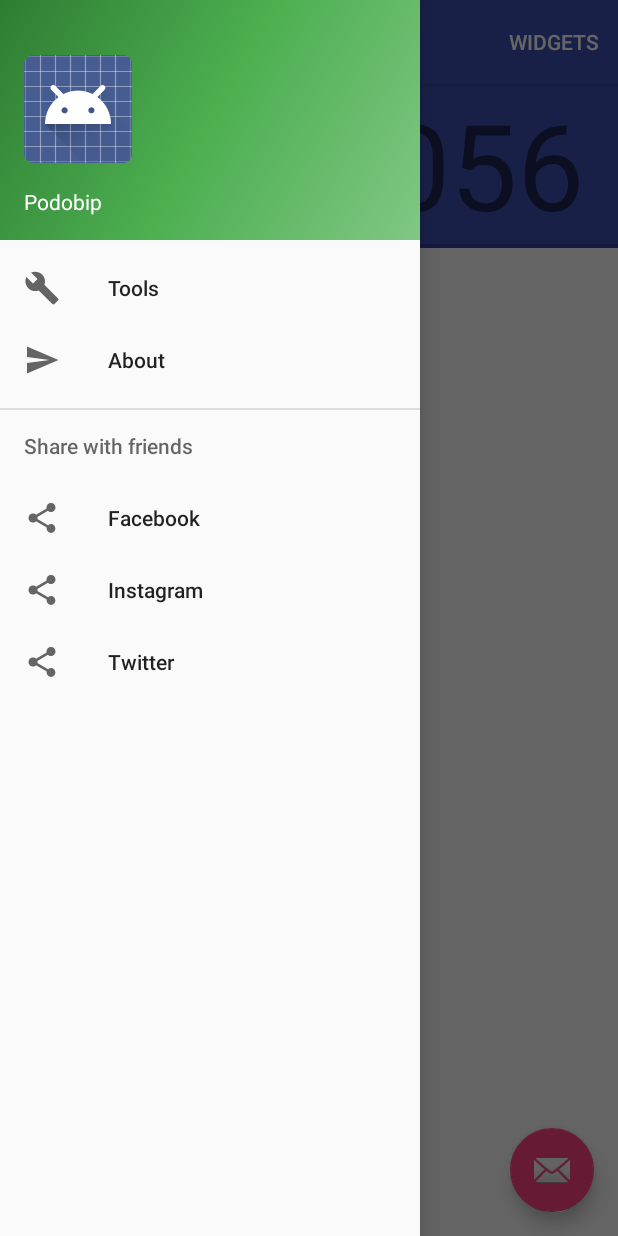
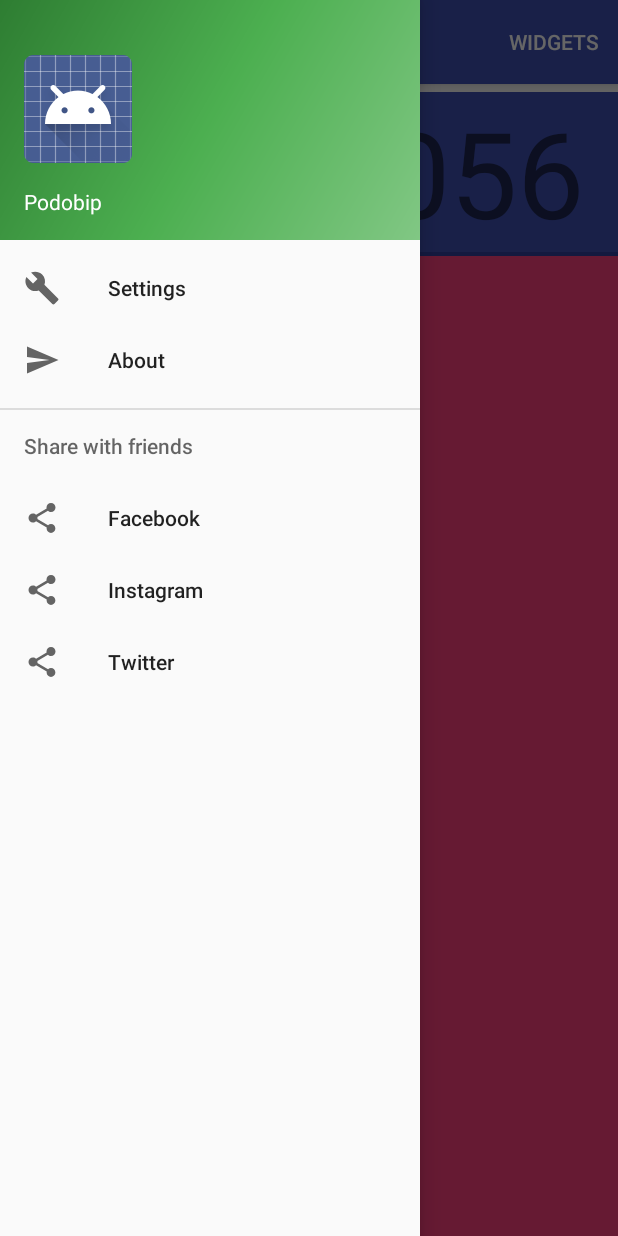
Before and after one commit to KilosaMagali/Podobip, an Android app: the screen it shows after launch (ViewController), with the side drawer open, on a phone screen of 412 x 824 dp. Run offline under Robolectric (Android 15) with nearby library versions, the phone set to English and light mode, and no system bars.

Commit message:
Main screen basic stuffs

```diff
--- a/app/src/main/res/layout/app_bar_main.xml
+++ b/app/src/main/res/layout/app_bar_main.xml
@@ -23,12 +23,5 @@
 
     <include layout="@layout/content_main" />
 
-    <android.support.design.widget.FloatingActionButton
-        android:id="@+id/fab"
-        android:layout_width="wrap_content"
-        android:layout_height="wrap_content"
-        android:layout_gravity="bottom|end"
-        android:layout_margin="@dimen/fab_margin"
-        android:src="@android:drawable/ic_dialog_email" />
 
 </android.support.design.widget.CoordinatorLayout>
--- a/app/src/main/res/layout/content_main.xml
+++ b/app/src/main/res/layout/content_main.xml
@@ -12,6 +12,7 @@
         android:id="@+id/topContainer"
         android:layout_width="match_parent"
         android:layout_height="wrap_content"
+        android:layout_marginTop="5dp"
         android:background="@color/colorPrimaryDark"
         android:orientation="horizontal">
         <LinearLayout
@@ -89,9 +90,65 @@
             android:textIsSelectable="false" />
 
     </LinearLayout>
-    <LinearLayout
+  <!--  <LinearLayout
         android:layout_width="match_parent"
-        android:layout_height="wrap_content"></LinearLayout>
+        android:layout_height="match_parent"
+        android:layout_below="@+id/topContainer"
+        android:orientation="horizontal">
+        <LinearLayout
+            android:layout_width="0dp"
+            android:layout_height="match_parent"
+            android:layout_weight="1"
+            android:background="@color/colorAccent"
+            android:orientation="vertical">
+            <ImageView
+                android:layout_width="wrap_content"
+                android:layout_height="wrap_content"
+                android:src="@drawable/ic_menu_gallery"/>
+            <ImageView
+                android:layout_width="wrap_content"
+                android:layout_height="wrap_content"
+                android:src="@drawable/ic_menu_gallery"/>
+            <ImageView
+                android:layout_width="wrap_content"
+                android:layout_height="wrap_content"
+                android:src="@drawable/ic_menu_gallery"/>
+        </LinearLayout>
+        <LinearLayout
+            android:layout_width="0dp"
+            android:layout_height="match_parent"
+            android:background="@color/colorPrimaryDark"
+            android:layout_weight="1"
+            android:orientation="vertical">
+            <ImageView
+                android:layout_width="wrap_content"
+                android:layout_height="wrap_content"
+                android:src="@drawable/ic_menu_gallery"/>
+            <ImageView
+                android:layout_width="wrap_content"
+                android:layout_height="wrap_content"
+                android:src="@drawable/ic_menu_gallery"/>
+            <ImageView
+                android:layout_width="wrap_content"
+                android:layout_height="wrap_content"
+                android:src="@drawable/ic_menu_gallery"/>
+        </LinearLayout>
+    </LinearLayout> -->
+
+    <GridView xmlns:android="http://schemas.android.com/apk/res/android"
+        android:id="@+id/grid_view"
+        android:background="@color/colorAccent"
+        android:layout_width="match_parent"
+        android:layout_height="match_parent"
+        android:numColumns="auto_fit"
+        android:columnWidth="150dp"
+        android:layout_below="@id/topContainer"
+        android:horizontalSpacing="10dp"
+        android:verticalSpacing="10dp"
+        android:gravity="center"
+        android:stretchMode="columnWidth" >
+
+    </GridView>
 
 
 </RelativeLayout>
--- a/app/src/main/res/menu/activity_main_drawer.xml
+++ b/app/src/main/res/menu/activity_main_drawer.xml
@@ -5,7 +5,7 @@
         <item
             android:id="@+id/nav_manage"
             android:icon="@drawable/ic_menu_manage"
-            android:title="Tools" />
+            android:title="Settings" />
         <item
             android:id="@+id/about"
             android:icon="@drawable/ic_menu_send"
```
